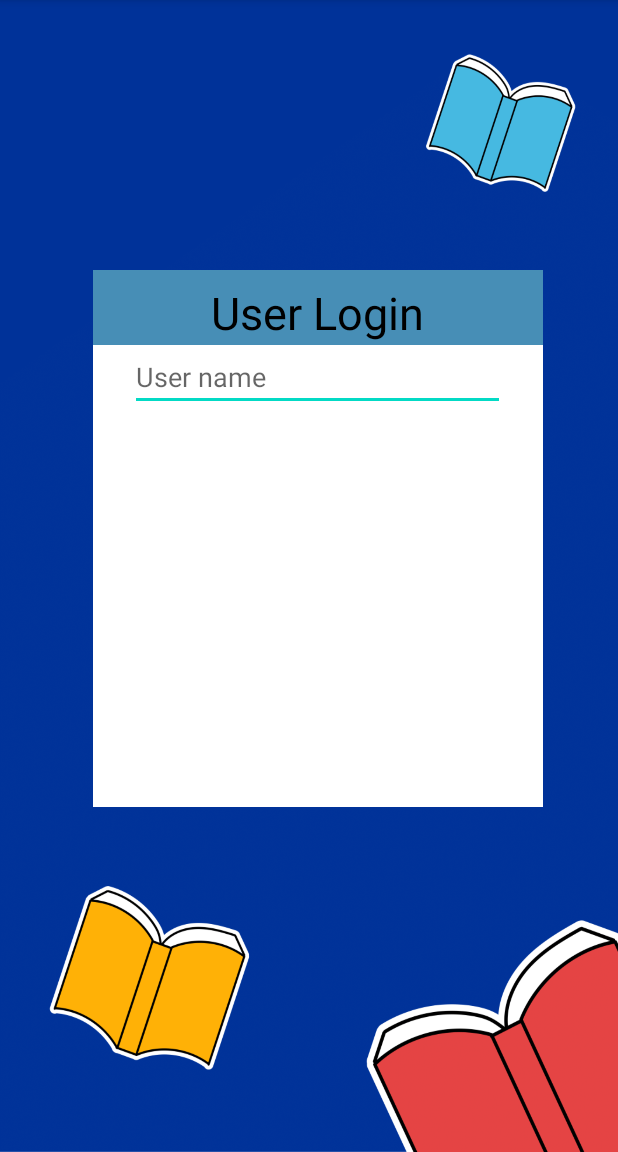
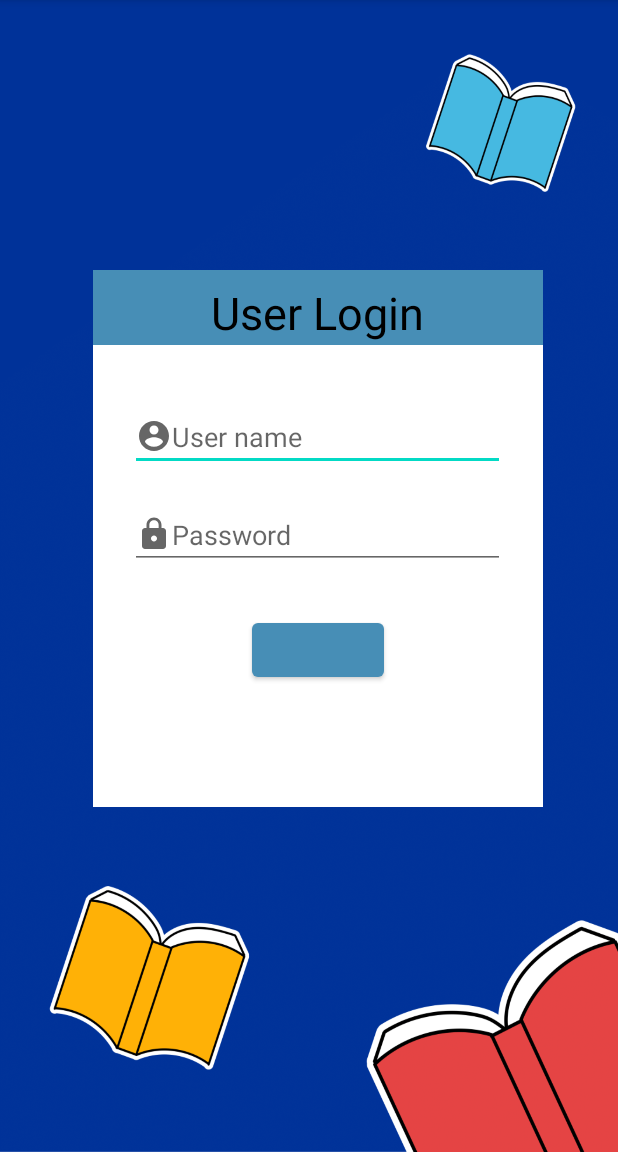
Before and after one commit to phupfoem/Kid-friendlyThingTranslator, an Android app: the LoginActivity screen opened directly, with no data from a screen before it, on a phone screen of 412 x 824 dp, the part 84-1236 px from its top. Run offline under Robolectric (Android 15) with nearby library versions, the phone set to English and light mode, and no system bars.

Commit message:
Complete Login table

```diff
--- /dev/null
+++ b/App/src/main/res/drawable/ic_baseline_account_circle_24.xml
@@ -0,0 +1,10 @@
+<vector xmlns:android="http://schemas.android.com/apk/res/android"
+    android:width="24dp"
+    android:height="24dp"
+    android:viewportWidth="24"
+    android:viewportHeight="24"
+    android:tint="?attr/colorControlNormal">
+  <path
+      android:fillColor="@android:color/white"
+      android:pathData="M12,2C6.48,2 2,6.48 2,12s4.48,10 10,10 10,-4.48 10,-10S17.52,2 12,2zM12,5c1.66,0 3,1.34 3,3s-1.34,3 -3,3 -3,-1.34 -3,-3 1.34,-3 3,-3zM12,19.2c-2.5,0 -4.71,-1.28 -6,-3.22 0.03,-1.99 4,-3.08 6,-3.08 1.99,0 5.97,1.09 6,3.08 -1.29,1.94 -3.5,3.22 -6,3.22z"/>
+</vector>
--- /dev/null
+++ b/App/src/main/res/drawable/ic_baseline_lock_24.xml
@@ -0,0 +1,10 @@
+<vector xmlns:android="http://schemas.android.com/apk/res/android"
+    android:width="24dp"
+    android:height="24dp"
+    android:viewportWidth="24"
+    android:viewportHeight="24"
+    android:tint="?attr/colorControlNormal">
+  <path
+      android:fillColor="@android:color/white"
+      android:pathData="M18,8h-1L17,6c0,-2.76 -2.24,-5 -5,-5S7,3.24 7,6v2L6,8c-1.1,0 -2,0.9 -2,2v10c0,1.1 0.9,2 2,2h12c1.1,0 2,-0.9 2,-2L20,10c0,-1.1 -0.9,-2 -2,-2zM12,17c-1.1,0 -2,-0.9 -2,-2s0.9,-2 2,-2 2,0.9 2,2 -0.9,2 -2,2zM15.1,8L8.9,8L8.9,6c0,-1.71 1.39,-3.1 3.1,-3.1 1.71,0 3.1,1.39 3.1,3.1v2z"/>
+</vector>
--- a/App/src/main/res/drawable/resizeusericon.xml
+++ /dev/null
@@ -1,9 +0,0 @@
-<?xml version="1.0" encoding="utf-8"?>
-<layer-list xmlns:android="http://schemas.android.com/apk/res/android" >
-
-    <item
-        android:drawable="@drawable/usericon"
-
-        />
-
-</layer-list>
--- a/App/src/main/res/layout/activity_login.xml
+++ b/App/src/main/res/layout/activity_login.xml
@@ -30,16 +30,35 @@
             android:textSize="30dp"
             android:textColor="@color/black"
             android:layout_marginTop="8dp"
+
             android:layout_gravity="center">
 
         </TextView>
+
         <EditText
+            android:layout_marginTop="40dp"
             android:id="@+id/text1"
-            android:layout_gravity="center"
             android:layout_width="250dp"
             android:layout_height="wrap_content"
-            android:hint="User name"
-             />
+            android:layout_gravity="center"
+            android:drawableLeft="@drawable/ic_baseline_account_circle_24"
+            android:hint="User name" />
+        <EditText
+            android:layout_marginTop="20dp"
+            android:id="@+id/text2"
+            android:layout_width="250dp"
+            android:layout_height="wrap_content"
+            android:layout_gravity="center"
+            android:drawableLeft="@drawable/ic_baseline_lock_24"
+            android:hint="Password" />
+
+        <Button
+            android:layout_width="wrap_content"
+            android:layout_height="wrap_content"
+            android:layout_gravity="center"
+            android:layout_marginTop="30dp"
+            app:backgroundTint="@color/dim_blue" />
+
 
     </LinearLayout>
 
```
Also changed, not shown: App/src/main/res/drawable/usericon.png (deleted).
